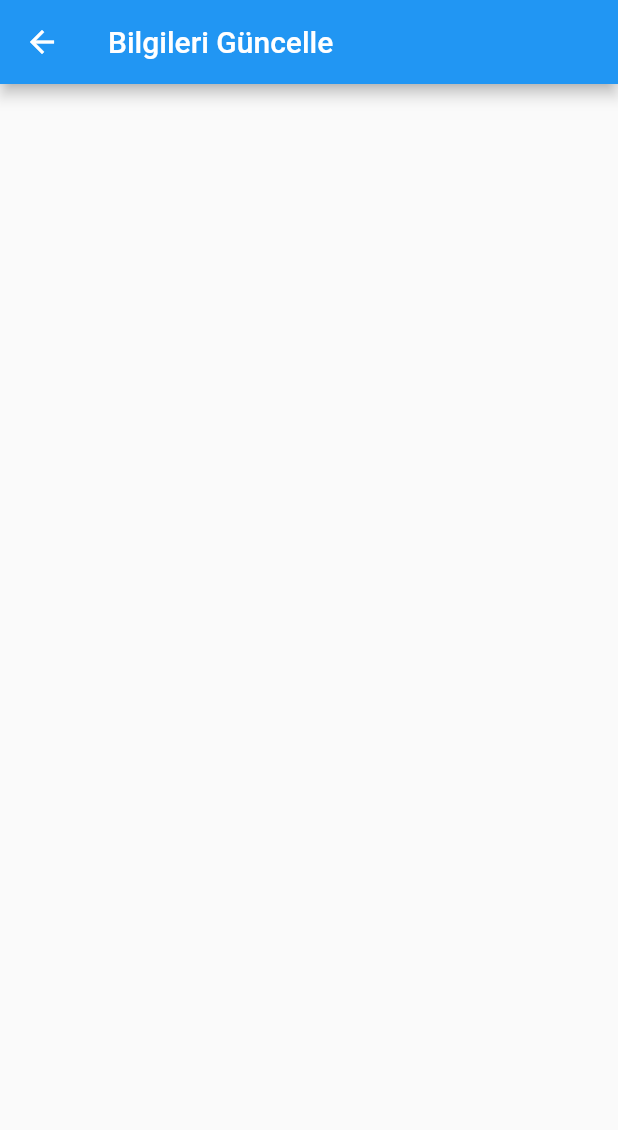
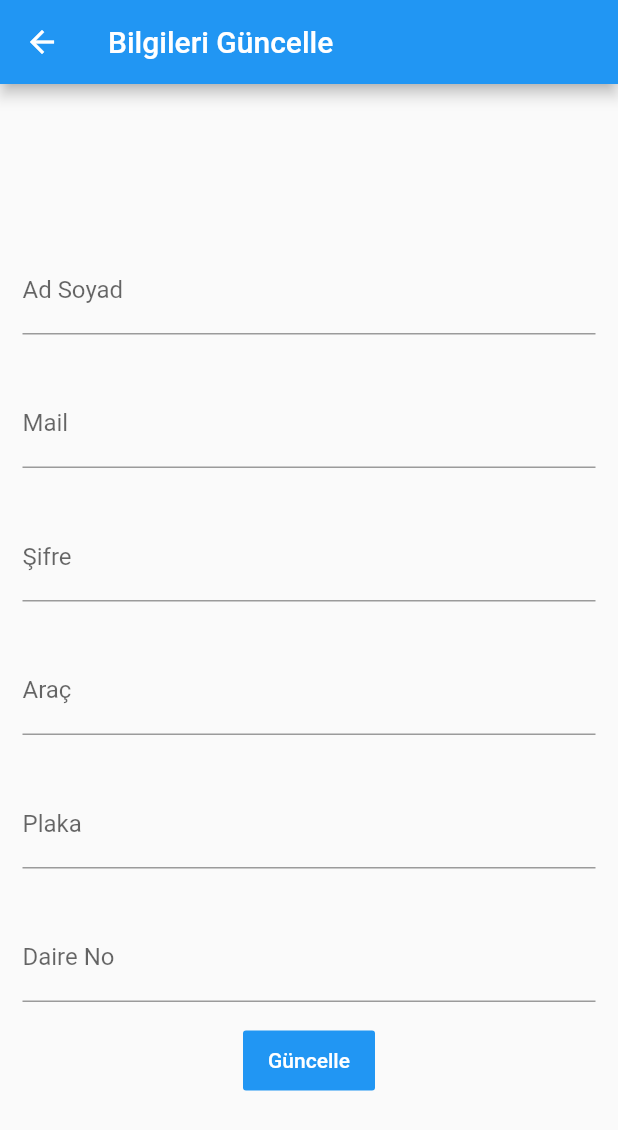
Before and after one commit to samikzlbga005/qr-security, a Flutter app: the kullanici_anasayfa screen opened by its route, after a tap on "Bilgileri Güncelle", on a phone screen of 412 x 824 dp. Shown: the top 1130 px of the screen. Run offline on Flutter 3.47's test engine with Material 2 defaults, Android fonts, the phone set to English and light mode, and no system bars; our stand-ins replace qr_flutter; missing offline and left inert: qr_code_scanner.

Commit message:
qr oluşturma ve okuma

```diff
--- a/securityqr/lib/kullanici/kullanici_anasayfa.dart
+++ b/securityqr/lib/kullanici/kullanici_anasayfa.dart
@@ -8,6 +8,7 @@ class kullanici_anasayfa extends StatefulWidget{
 //
 
 class _kullanici_anasayfa extends State<kullanici_anasayfa>{
+  bool a = true;
   @override
   Widget build(BuildContext context) {
     return Scaffold(
@@ -26,7 +27,7 @@ class _kullanici_anasayfa extends State<kullanici_anasayfa>{
             ),
             Container(
               padding: EdgeInsets.fromLTRB(5,0,5,0),
-              height: 220,
+              height: 200,
               width: double.maxFinite,
               child: Card(
                 color: Colors.amber,
@@ -46,7 +47,7 @@ class _kullanici_anasayfa extends State<kullanici_anasayfa>{
               ),
             ),
             Container(
-              padding: EdgeInsets.only(top:15),
+              padding: EdgeInsets.only(top:10),
               child: FlatButton(
               color: Colors.blue,
               child: Text("Son Hareketler",style: TextStyle(fontSize: 18,color: Colors.white),),
@@ -67,6 +68,19 @@ class _kullanici_anasayfa extends State<kullanici_anasayfa>{
             Container(
               child: FlatButton(
               color: Colors.blue,
+              child: Text("QR oluştur",style: TextStyle(fontSize: 18,color: Colors.white),),
+              onPressed: (){
+                if(a)
+                {
+                  Navigator.pushNamed(context, "qr_olustur");
+                  a = false;
+                }
+              },
+              ),
+            ),
+            Container(
+              child: FlatButton(
+              color: Colors.blue,
               child: Text("Çıkış Yap",style: TextStyle(fontSize: 18,color: Colors.white),),
               onPressed: (){
                 Navigator.pushNamed(context, "/");
--- a/securityqr/lib/kullanici/kullanici_bilgi_guncelle.dart
+++ b/securityqr/lib/kullanici/kullanici_bilgi_guncelle.dart
@@ -14,7 +14,80 @@ class _kullanici_bilgi_guncelle extends State<kullanici_bilgi_guncelle>{
         title: Text("Bilgileri Güncelle"),
       ),
       body: Center(
+        child: Column(
+            mainAxisAlignment: MainAxisAlignment.center,
+            children: <Widget>[
+              Container(
+                  padding: EdgeInsets.all(15.0),
+                  alignment: Alignment.center,
+                  child: TextField(
+                  decoration: InputDecoration(
+                    border: UnderlineInputBorder(),
+                    labelText: 'Ad Soyad',
+                  ),
+                ),
+              ),
+              Container(
+                  padding: EdgeInsets.all(15.0),
+                  alignment: Alignment.center,
+                  child: TextField(
+                  decoration: InputDecoration(
+                    border: UnderlineInputBorder(),
+                    labelText: 'Mail',
+                  ),
+                ),
+              ),
+              Container(
+                  padding: EdgeInsets.all(15.0),
+                  alignment: Alignment.center,
+                  child: TextField(
+                  decoration: InputDecoration(
+                    border: UnderlineInputBorder(),
+                    labelText: 'Şifre',
+                  ),
+                ),
+              ),
+              Container(
+                  padding: EdgeInsets.all(15.0),
+                  alignment: Alignment.center,
+                  child: TextField(
+                  decoration: InputDecoration(
+                    border: UnderlineInputBorder(),
+                    labelText: 'Araç',
+                  ),
+                ),
+              ),
+              Container(
+                  padding: EdgeInsets.all(15.0),
+                  alignment: Alignment.center,
+                  child: TextField(
+                  decoration: InputDecoration(
+                    border: UnderlineInputBorder(),
+                    labelText: 'Plaka',
+                  ),
+                ),
+              ),
+              Container(
+                  padding: EdgeInsets.all(15.0),
+                  alignment: Alignment.center,
+                  child: TextField(
+                  decoration: InputDecoration(
+                    border: UnderlineInputBorder(),
+                    labelText: 'Daire No',
+                  ),
+                ),
+              ),
+              FlatButton(
+                color: Colors.blue,
+                textColor: Colors.white,
+                height: 40,
+                child: Text("Güncelle"),
+                onPressed: (){
 
+                }
+              ),
+            ],
+        ),
       ),
     );
   }
--- a/securityqr/lib/main.dart
+++ b/securityqr/lib/main.dart
@@ -6,8 +6,10 @@ import 'package:securityqr/admin/admin_anasayfa.dart';
 import 'package:securityqr/admin/admin_giris.dart';
 import 'package:securityqr/admin/kullanicilar.dart';
 import 'package:securityqr/admin/admin_son_hareketler.dart';
+import 'package:securityqr/kullanici/qr_olustur.dart';
 import 'admin/admin_bilgi_guncelle.dart';
 import 'admin/qr_oku.dart';
+import 'admin/kullaniciyi_gor.dart';
 
 
 import 'package:securityqr/kullanici/kullanici_anasayfa.dart';
@@ -29,6 +31,7 @@ void main() async{
       "kullanici_son_hareketler": (context) => kullanici_son_hareketler(),
       "kullanici_bilgi_guncelle": (context) => kullanici_bilgi_guncelle(),
       "sifremi_unuttum": (context) => sifremi_unuttum(),
+      "qr_olustur": (context)=> qr_olustur(),
       //admin kısmı
 
       "admin_anasayfa": (context) => admin_anasayfa(),
@@ -37,6 +40,7 @@ void main() async{
       "kullanicilar":(context) => kullanicilar(),
       "admin_bilgi_guncelle":(context) => admin_bilgi_guncelle(),
       "qr_oku":(context) => qr_oku(),
+      "kullaniciyi_gor":(context) => kullaniciyi_gor(),
     }));
 }
 
--- a/securityqr/pubspec.yaml
+++ b/securityqr/pubspec.yaml
@@ -38,6 +38,7 @@ dependencies:
   firebase_core: ^1.12.0
   cloud_firestore: ^3.1.12
   qr_code_scanner: ^0.7.0
+  qr_flutter: ^4.0.0
 
 
 
```
Also changed, not shown: securityqr/lib/admin/kullaniciyi_gor.dart (added, +28 -0 lines), securityqr/lib/admin/qr_oku.dart (+5 -2 lines), securityqr/lib/kullanici/qr_olustur.dart (added, +60 -0 lines), securityqr/pubspec.lock.
